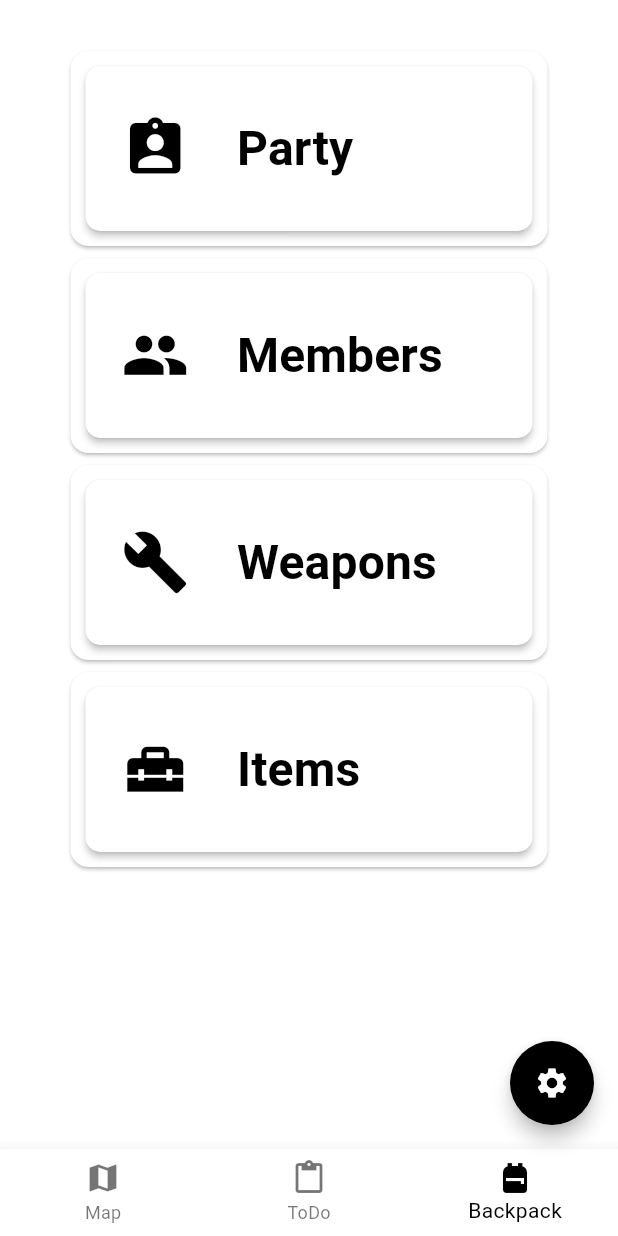
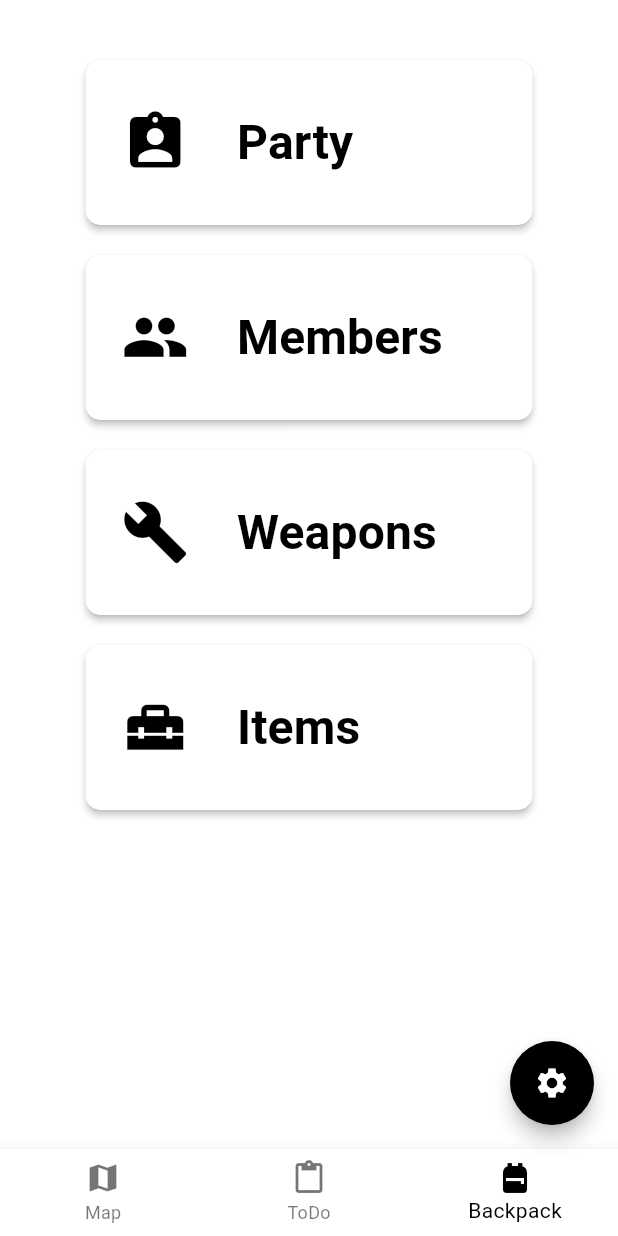
Before and after one commit to Itsuki54/arco-dev, a Flutter app: the screen it shows after launch, on a phone screen of 412 x 824 dp. Run offline on Flutter 3.47's test engine with Material 3 defaults, Android fonts, the phone set to English and light mode, and no system bars; our stand-ins replace firebase_core; accounts and stored records are empty.

Commit message:
remove: card

```diff
--- a/lib/src/components/setting_route_button.dart
+++ b/lib/src/components/setting_route_button.dart
@@ -15,8 +15,7 @@ class SettingRouteButton extends StatelessWidget {
 
   @override
   Widget build(BuildContext context) {
-    return Card(
-        child: Container(
+    return Container(
         padding: const EdgeInsets.all(10),
         child: ElevatedButton(
             onPressed: () {
@@ -38,6 +37,6 @@ class SettingRouteButton extends StatelessWidget {
                         style: const TextStyle(
                             fontSize: 32, fontWeight: FontWeight.bold))
                   ],
-                    )))));
+                ))));
   }
 }
```
Also changed, not shown: flutter_01.png (added). Lines whose indentation alone changed are shown as unchanged.
